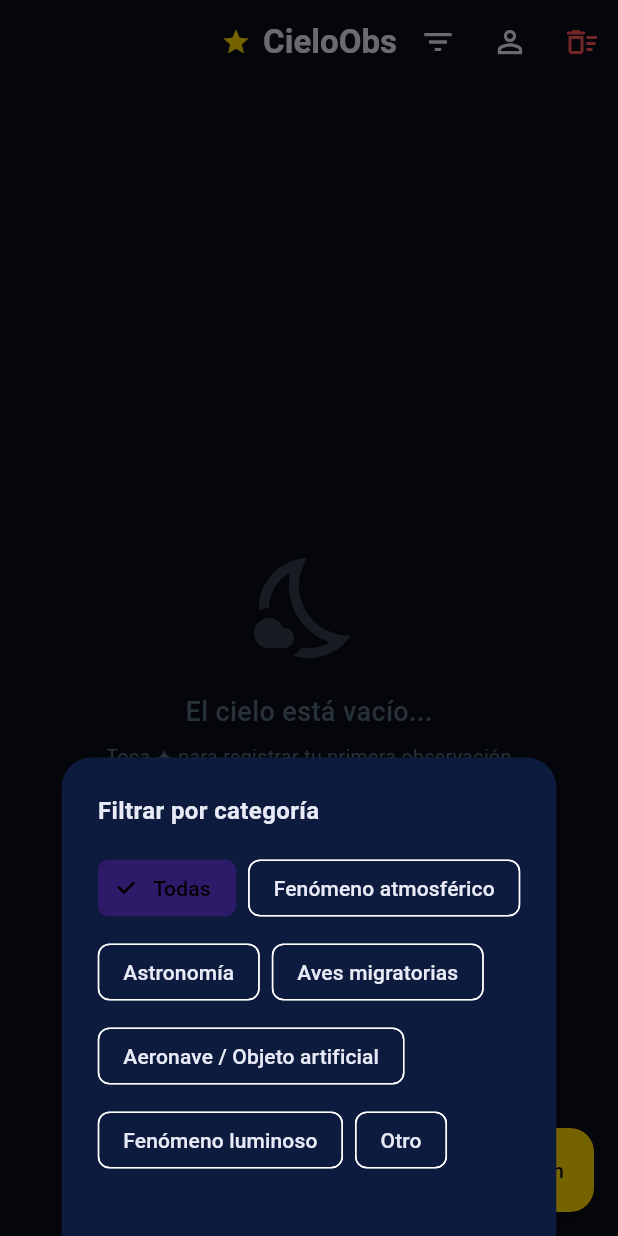
After one commit to FJSaladin/skywatch_rd, a Flutter app: the screen it shows after launch, after a tap on the "filter list" icon, on a phone screen of 412 x 824 dp. The commit adds this screen. Run offline on Flutter 3.47's test engine with Material 3 defaults, Android fonts, the phone set to English and light mode, and no system bars; our stand-ins replace sqflite; accounts and stored records are empty.

Commit message:
feat: agregar plantillas y pantallas generales

```diff
--- /dev/null
+++ b/lib/features/observations/observation_provider.dart
@@ -0,0 +1,104 @@
+import 'package:flutter/foundation.dart';
+import '../../data/models/observation_model.dart';
+import '../../data/repositories/observation_repository.dart';
+
+enum LoadingState { idle, loading, success, error }
+
+class ObservationProvider extends ChangeNotifier {
+  final ObservationRepository _repo = ObservationRepository();
+
+  List<ObservationModel> _observations = [];
+  LoadingState           _state        = LoadingState.idle;
+  String?                _errorMessage;
+
+  // Filtros activos
+  String? _filtroCategoria;
+  String? _filtroFechaDesde;
+  String? _filtroFechaHasta;
+
+  // ── Getters ───────────────────────────────────────────────
+  List<ObservationModel> get observations  => _observations;
+  LoadingState           get state         => _state;
+  String?                get errorMessage  => _errorMessage;
+  String?                get filtroCategoria => _filtroCategoria;
+  bool get hasActiveFilters =>
+      _filtroCategoria != null ||
+      _filtroFechaDesde != null ||
+      _filtroFechaHasta != null;
+
+  // ── Cargar observaciones ──────────────────────────────────
+  Future<void> loadObservations() async {
+    _setState(LoadingState.loading);
+    try {
+      _observations = await _repo.getAll(
+        categoria:  _filtroCategoria,
+        fechaDesde: _filtroFechaDesde,
+        fechaHasta: _filtroFechaHasta,
+      );
+      _setState(LoadingState.success);
+    } catch (e) {
+      _errorMessage = e.toString();
+      _setState(LoadingState.error);
+    }
+  }
+
+  // ── Guardar ───────────────────────────────────────────────
+  Future<bool> saveObservation(ObservationModel obs) async {
+    try {
+      await _repo.save(obs);
+      await loadObservations(); // Recarga la lista completa
+      return true;
+    } catch (e) {
+      _errorMessage = e.toString();
+      notifyListeners();
+      return false;
+    }
+  }
+
+  // ── Eliminar una ─────────────────────────────────────────
+  Future<bool> deleteObservation(int id) async {
+    try {
+      await _repo.delete(id);
+      _observations.removeWhere((o) => o.id == id);
+      notifyListeners();
+      return true;
+    } catch (e) {
+      _errorMessage = e.toString();
+      notifyListeners();
+      return false;
+    }
+  }
+
+  // ── Borrar todo ───────────────────────────────────────────
+  Future<bool> deleteAll() async {
+    try {
+      await _repo.deleteAll();
+      _observations = [];
+      notifyListeners();
+      return true;
+    } catch (e) {
+      _errorMessage = e.toString();
+      notifyListeners();
+      return false;
+    }
+  }
+
+  // ── Filtros ───────────────────────────────────────────────
+  void setFiltroCategoria(String? categoria) {
+    _filtroCategoria = categoria;
+    loadObservations();
+  }
+
+  void clearFilters() {
+    _filtroCategoria  = null;
+    _filtroFechaDesde = null;
+    _filtroFechaHasta = null;
+    loadObservations();
+  }
+
+  // ── Helpers ───────────────────────────────────────────────
+  void _setState(LoadingState s) {
+    _state = s;
+    notifyListeners();
+  }
+}
--- /dev/null
+++ b/lib/features/observations/screens/home_screen.dart
@@ -0,0 +1,233 @@
+import 'package:flutter/material.dart';
+import 'package:provider/provider.dart';
+import '../../../core/theme/app_theme.dart';
+import '../../../core/constants/app_constants.dart';
+import '../observation_provider.dart';
+import '../widgets/observation_card.dart';
+import '../widgets/sky_empty_state.dart';
+import 'observation_form_screen.dart';
+import 'observation_detail_screen.dart';
+import '../../profile/screens/profile_screen.dart';
+
+class HomeScreen extends StatefulWidget {
+  const HomeScreen({super.key});
+
+  @override
+  State<HomeScreen> createState() => _HomeScreenState();
+}
+
+class _HomeScreenState extends State<HomeScreen> {
+  @override
+  void initState() {
+    super.initState();
+    // Carga inicial — se ejecuta después del primer build
+    WidgetsBinding.instance.addPostFrameCallback((_) {
+      context.read<ObservationProvider>().loadObservations();
+    });
+  }
+
+  void _showDeleteAllDialog(BuildContext context) {
+    showDialog(
+      context: context,
+      builder: (_) => AlertDialog(
+        backgroundColor: AppTheme.deepBlue,
+        title: const Row(
+          children: [
+            Icon(Icons.warning_amber_rounded, color: AppTheme.meteorRed),
+            SizedBox(width: 8),
+            Text('Borrar Todo', style: TextStyle(color: AppTheme.moonWhite)),
+          ],
+        ),
+        content: const Text(
+          'Esta acción eliminará TODAS las observaciones y el perfil del dispositivo. No se puede deshacer.',
+          style: TextStyle(color: AppTheme.cosmicGrey),
+        ),
+        actions: [
+          TextButton(
+            onPressed: () => Navigator.pop(context),
+            child: const Text('Cancelar'),
+          ),
+          ElevatedButton(
+            style: ElevatedButton.styleFrom(
+              backgroundColor: AppTheme.meteorRed,
+              foregroundColor: Colors.white,
+            ),
+            onPressed: () async {
+              Navigator.pop(context);
+              await context.read<ObservationProvider>().deleteAll();
+              if (context.mounted) {
+                ScaffoldMessenger.of(context).showSnackBar(
+                  const SnackBar(
+                    content: Text('✓ Todos los datos han sido eliminados'),
+                    backgroundColor: AppTheme.auroraGreen,
+                  ),
+                );
+              }
+            },
+            child: const Text('Borrar Todo'),
+          ),
+        ],
+      ),
+    );
+  }
+
+  void _showFilterSheet(BuildContext context) {
+    final provider = context.read<ObservationProvider>();
+    showModalBottomSheet(
+      context:           context,
+      backgroundColor:   AppTheme.deepBlue,
+      shape: const RoundedRectangleBorder(
+        borderRadius: BorderRadius.vertical(top: Radius.circular(20)),
+      ),
+      builder: (_) => Padding(
+        padding: const EdgeInsets.all(24),
+        child: Column(
+          mainAxisSize: MainAxisSize.min,
+          crossAxisAlignment: CrossAxisAlignment.start,
+          children: [
+            const Text('Filtrar por categoría',
+                style: TextStyle(
+                    color: AppTheme.moonWhite,
+                    fontSize: 16,
+                    fontWeight: FontWeight.bold)),
+            const SizedBox(height: 16),
+            Wrap(
+              spacing: 8, runSpacing: 8,
+              children: [
+                FilterChip(
+                  label: const Text('Todas'),
+                  selected: provider.filtroCategoria == null,
+                  onSelected: (_) {
+                    provider.clearFilters();
+                    Navigator.pop(context);
+                  },
+                ),
+                ...AppConstants.categorias.map((cat) => FilterChip(
+                  label: Text(cat),
+                  selected: provider.filtroCategoria == cat,
+                  selectedColor: AppTheme.nebulaPurple,
+                  onSelected: (_) {
+                    provider.setFiltroCategoria(cat);
+                    Navigator.pop(context);
+                  },
+                )),
+              ],
+            ),
+            const SizedBox(height: 16),
+          ],
+        ),
+      ),
+    );
+  }
+
+  @override
+  Widget build(BuildContext context) {
+    final provider = context.watch<ObservationProvider>();
+
+    return Scaffold(
+      appBar: AppBar(
+        title: const Row(
+          mainAxisSize: MainAxisSize.min,
+          children: [
+            Icon(Icons.star_outlined, color: AppTheme.starGold, size: 20),
+            SizedBox(width: 8),
+            Text('CieloObs',
+                style: TextStyle(fontWeight: FontWeight.bold)),
+          ],
+        ),
+        actions: [
+          // Filtros
+          IconButton(
+            icon: Icon(
+              Icons.filter_list,
+              color: provider.hasActiveFilters
+                  ? AppTheme.starGold
+                  : AppTheme.moonWhite,
+            ),
+            tooltip: 'Filtrar',
+            onPressed: () => _showFilterSheet(context),
+          ),
+          // Perfil
+          IconButton(
+            icon: const Icon(Icons.person_outline),
+            tooltip: 'Perfil',
+            onPressed: () => Navigator.push(context,
+                MaterialPageRoute(builder: (_) => const ProfileScreen())),
+          ),
+          // Borrar todo
+          IconButton(
+            icon: const Icon(Icons.delete_sweep_outlined,
+                color: AppTheme.meteorRed),
+            tooltip: 'Borrar Todo',
+            onPressed: () => _showDeleteAllDialog(context),
+          ),
+        ],
+      ),
+
+      body: switch (provider.state) {
+        LoadingState.loading => const Center(
+            child: CircularProgressIndicator(color: AppTheme.starGold)),
+        LoadingState.error => Center(
+            child: Text(provider.errorMessage ?? 'Error desconocido',
+                style: const TextStyle(color: AppTheme.meteorRed))),
+        _ => provider.observations.isEmpty
+            ? const SkyEmptyState()
+            : ListView.builder(
+                padding: const EdgeInsets.symmetric(vertical: 8),
+                itemCount: provider.observations.length,
+                itemBuilder: (context, index) {
+                  final obs = provider.observations[index];
+                  return ObservationCard(
+                    observation: obs,
+                    onTap: () => Navigator.push(
+                      context,
+                      MaterialPageRoute(
+                        builder: (_) =>
+                            ObservationDetailScreen(observation: obs),
+                      ),
+                    ),
+                    onDelete: () async {
+                      final confirm = await showDialog<bool>(
+                        context: context,
+                        builder: (_) => AlertDialog(
+                          backgroundColor: AppTheme.deepBlue,
+                          title: const Text('¿Eliminar observación?',
+                              style: TextStyle(color: AppTheme.moonWhite)),
+                          actions: [
+                            TextButton(
+                                onPressed: () => Navigator.pop(context, false),
+                                child: const Text('Cancelar')),
+                            TextButton(
+                                onPressed: () => Navigator.pop(context, true),
+                                child: const Text('Eliminar',
+                                    style: TextStyle(
+                                        color: AppTheme.meteorRed))),
+                          ],
+                        ),
+                      );
+                      if (confirm == true && obs.id != null) {
+                        await provider.deleteObservation(obs.id!);
+                      }
+                    },
+                  );
+                },
+              ),
+      },
+
+      floatingActionButton: FloatingActionButton.extended(
+        onPressed: () async {
+          await Navigator.push(
+            context,
+            MaterialPageRoute(builder: (_) => const ObservationFormScreen()),
+          );
+          // Al regresar del formulario, recarga
+          if (context.mounted) {
+            context.read<ObservationProvider>().loadObservations();
+          }
+        },
+        icon: const Icon(Icons.add),
+        label: const Text('Nueva observación'),
+      ),
+    );
+  }
+}
--- /dev/null
+++ b/lib/features/observations/widgets/sky_empty_state.dart
@@ -0,0 +1,34 @@
+import 'package:flutter/material.dart';
+import '../../../core/theme/app_theme.dart';
+
+class SkyEmptyState extends StatelessWidget {
+  const SkyEmptyState({super.key});
+
+  @override
+  Widget build(BuildContext context) {
+    return Center(
+      child: Column(
+        mainAxisAlignment: MainAxisAlignment.center,
+        children: [
+          Icon(Icons.nights_stay_outlined,
+              size: 80, color: AppTheme.cosmicGrey.withValues(alpha:0.5)),
+          const SizedBox(height: 16),
+          const Text(
+            'El cielo está vacío...',
+            style: TextStyle(
+              color:    AppTheme.cosmicGrey,
+              fontSize: 18,
+              fontWeight: FontWeight.w500,
+            ),
+          ),
+          const SizedBox(height: 8),
+          const Text(
+            'Toca ✦ para registrar tu primera observación',
+            style: TextStyle(color: AppTheme.cosmicGrey, fontSize: 13),
+            textAlign: TextAlign.center,
+          ),
+        ],
+      ),
+    );
+  }
+}
--- a/lib/main.dart
+++ b/lib/main.dart
@@ -1,25 +1,29 @@
 import 'package:flutter/material.dart';
-import 'package:skywatch_rd/core/theme/app_theme.dart';
+import 'package:provider/provider.dart';
+import 'core/theme/app_theme.dart';
+import 'features/observations/observation_provider.dart';
+import 'features/observations/screens/home_screen.dart';
 
-void main() {
-  runApp(const SkywatchRD());
+void main() async {
+  WidgetsFlutterBinding.ensureInitialized();
+  runApp(const CieloObsApp());
 }
 
-class SkywatchRD extends StatelessWidget {
+class CieloObsApp extends StatelessWidget {
+  const CieloObsApp({super.key});
 
-  const SkywatchRD({super.key});
   @override
   Widget build(BuildContext context) {
-
-    return  MaterialApp(
-        title: 'Skywatch RD',
+    return MultiProvider(
+      providers: [
+        ChangeNotifierProvider(create: (_) => ObservationProvider()),
+      ],
+      child: MaterialApp(
+        title: 'CieloObs',
+        debugShowCheckedModeBanner: false,
         theme: AppTheme.darkTheme,
-        home: const Scaffold(
-          body: Center(
-            child: Text('🌟 SkyWatch', style: TextStyle(fontSize: 32)),
-          ),
-        ),
+        home: const HomeScreen(),
+      ),
     );
-
   }
 }
```
Also changed, not shown: lib/features/observations/screens/observation_detail_screen.dart (added, +15 -0 lines), lib/features/observations/screens/observation_form_screen.dart (added, +13 -0 lines), lib/features/observations/widgets/observation_card.dart (added, +125 -0 lines), lib/features/profile/screens/profile_screen.dart (added, +13 -0 lines), 1 other file.
